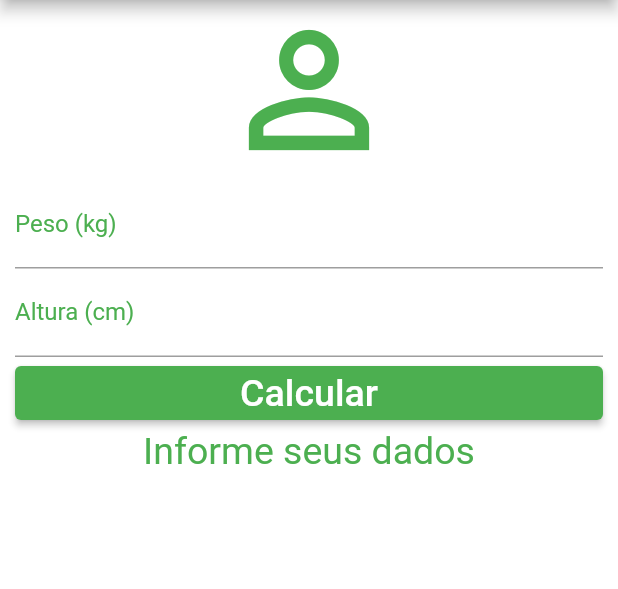
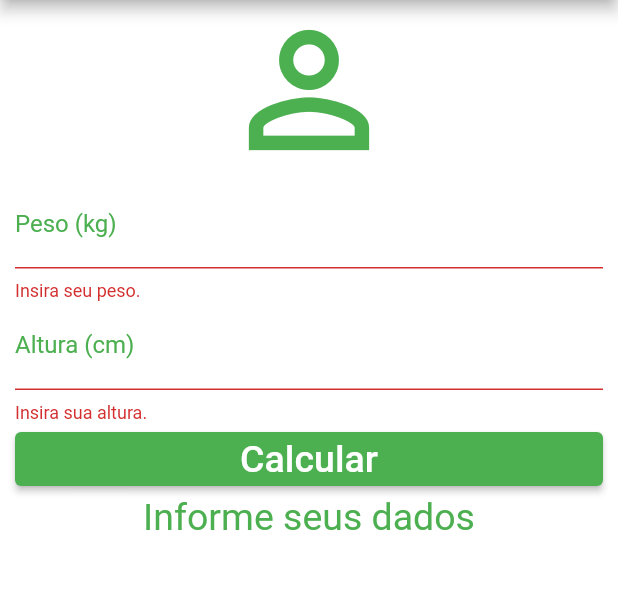
Before and after one commit to AlexandreFerreira97/calculadora_imc, a Flutter app: the screen it shows after launch, after a tap on "Calcular", on a phone screen of 412 x 824 dp, the part 84-673 px from its top. Run offline on Flutter 3.47's test engine with Material 2 defaults, Android fonts, the phone set to English and light mode, and no system bars.

Commit message:
Update calculadoraImc.dart

```diff
--- a/lib/pages/calculadoraImc.dart
+++ b/lib/pages/calculadoraImc.dart
@@ -12,7 +12,7 @@ class _HomeState extends State<Home> {
   TextEditingController weightController = TextEditingController();
   TextEditingController heightController = TextEditingController();
 
-  GlobalKey<FormState> formKey = GlobalKey<FormState>();
+  GlobalKey<FormState> _formKey = GlobalKey<FormState>();
 
   String _infoText = 'Informe seus dados';
 
@@ -21,6 +21,7 @@ class _HomeState extends State<Home> {
     heightController.text = '';
     setState(() {
       _infoText = 'Informe seus dados';
+      _formKey = GlobalKey<FormState>();
     });
   }
 
@@ -68,7 +69,7 @@ class _HomeState extends State<Home> {
       body: SingleChildScrollView(
         padding: const EdgeInsets.fromLTRB(10.0, 0.0, 10.0, 0.0),
         child: Form(
-          key: formKey,
+          key: _formKey,
           child: Column(
             crossAxisAlignment: CrossAxisAlignment.stretch,
             children: <Widget>[
@@ -77,7 +78,7 @@ class _HomeState extends State<Home> {
                 size: 120.0,
                 color: (Colors.green),
               ),
-              TextField(
+              TextFormField(
                 keyboardType: TextInputType.number,
                 decoration: const InputDecoration(
                   labelText: 'Peso (kg)',
@@ -86,8 +87,13 @@ class _HomeState extends State<Home> {
                 textAlign: TextAlign.center,
                 style: const TextStyle(color: Colors.green),
                 controller: weightController,
+                validator: (value) {
+                  if(value!.isEmpty){
+                    return 'Insira seu peso.';
+                  }
+                },
               ),
-              TextField(
+              TextFormField(
                 keyboardType: TextInputType.number,
                 decoration: const InputDecoration(
                   labelText: 'Altura (cm)',
@@ -96,9 +102,18 @@ class _HomeState extends State<Home> {
                 textAlign: TextAlign.center,
                 style: const TextStyle(color: Colors.green),
                 controller: heightController,
+                validator: (value) {
+                  if(value!.isEmpty){
+                    return 'Insira sua altura.';
+                  }
+                },
               ),
               ElevatedButton(
-                onPressed: _calculate,
+                onPressed: () {
+                  if(_formKey.currentState!.validate()){
+                    _calculate();
+                  }
+                },
                 style: ElevatedButton.styleFrom(
                   primary: const Color(0xff4caf50),
                   //padding: const EdgeInsets.only(top:10.0, bottom: 10.0),
```
